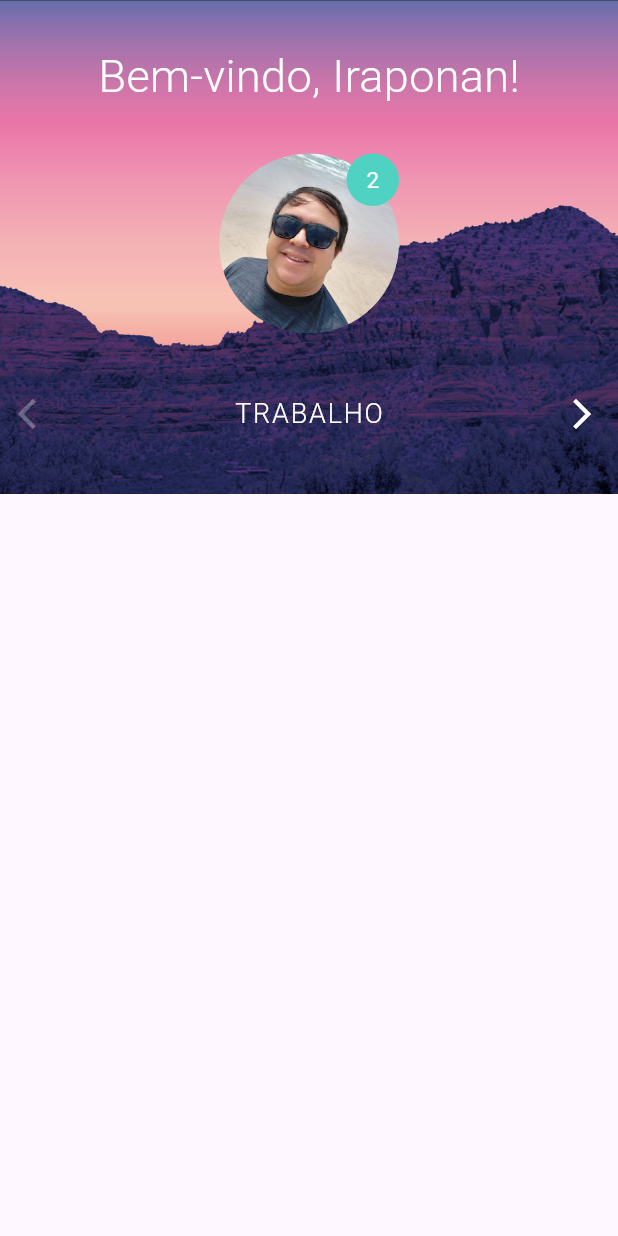
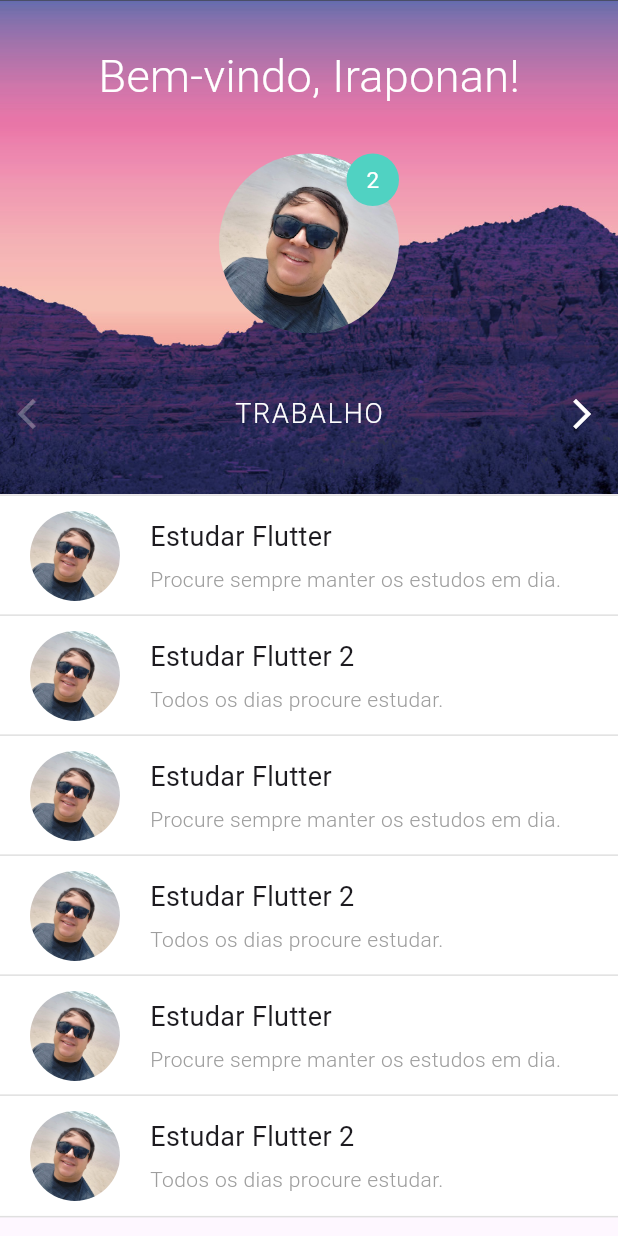
Before and after one commit to iraponan/login_animated, a Flutter app: the screen it shows after launch, on a phone screen of 412 x 824 dp. Run offline on Flutter 3.47's test engine with Material 3 defaults, Android fonts, the light colour scheme and no system bars.

Commit message:
Criando a lista animada.

```diff
--- /dev/null
+++ b/lib/pages/home/widgets/animated_list_view.dart
@@ -0,0 +1,54 @@
+import 'package:flutter/material.dart';
+import 'package:login_animated/generated/assets.dart';
+import 'package:login_animated/pages/home/widgets/list_data.dart';
+
+class AnimatedListView extends StatelessWidget {
+  final Animation<EdgeInsets> listSlidePosition;
+
+  const AnimatedListView({super.key, required this.listSlidePosition});
+
+  @override
+  Widget build(BuildContext context) {
+    return Stack(
+      alignment: Alignment.bottomCenter,
+      children: [
+        ListData(
+          title: 'Estudar Flutter',
+          subtitle: 'Procure sempre manter os estudos em dia.',
+          image: const AssetImage(Assets.imagesPerfil),
+          margin: listSlidePosition.value * 5,
+        ),
+        ListData(
+          title: 'Estudar Flutter 2',
+          subtitle: 'Todos os dias procure estudar.',
+          image: const AssetImage(Assets.imagesPerfil),
+          margin: listSlidePosition.value * 4,
+        ),
+        ListData(
+          title: 'Estudar Flutter',
+          subtitle: 'Procure sempre manter os estudos em dia.',
+          image: const AssetImage(Assets.imagesPerfil),
+          margin: listSlidePosition.value * 3,
+        ),
+        ListData(
+          title: 'Estudar Flutter 2',
+          subtitle: 'Todos os dias procure estudar.',
+          image: const AssetImage(Assets.imagesPerfil),
+          margin: listSlidePosition.value * 2,
+        ),
+        ListData(
+          title: 'Estudar Flutter',
+          subtitle: 'Procure sempre manter os estudos em dia.',
+          image: const AssetImage(Assets.imagesPerfil),
+          margin: listSlidePosition.value * 1,
+        ),
+        ListData(
+          title: 'Estudar Flutter 2',
+          subtitle: 'Todos os dias procure estudar.',
+          image: const AssetImage(Assets.imagesPerfil),
+          margin: listSlidePosition.value * 0,
+        ),
+      ],
+    );
+  }
+}
--- /dev/null
+++ b/lib/pages/home/widgets/list_data.dart
@@ -0,0 +1,71 @@
+import 'package:flutter/material.dart';
+
+class ListData extends StatelessWidget {
+  final String title;
+  final String subtitle;
+  final ImageProvider image;
+  final EdgeInsets margin;
+
+  const ListData(
+      {super.key,
+      required this.title,
+      required this.subtitle,
+      required this.image,
+      required this.margin});
+
+  @override
+  Widget build(BuildContext context) {
+    return Container(
+      margin: margin,
+      decoration: BoxDecoration(
+        color: Colors.white,
+        border: Border(
+          top: BorderSide(
+            color: Colors.grey[300]!,
+            width: 1.0,
+          ),
+          bottom: BorderSide(
+            color: Colors.grey[300]!,
+            width: 1.0,
+          ),
+        ),
+      ),
+      child: Row(
+        children: [
+          Container(
+            margin: const EdgeInsets.only(top: 10, bottom: 10, left: 20, right: 20),
+            width: 60,
+            height: 60,
+            decoration: BoxDecoration(
+              shape: BoxShape.circle,
+              image: DecorationImage(image: image),
+            ),
+          ),
+          Column(
+            crossAxisAlignment: CrossAxisAlignment.start,
+            children: [
+              Text(
+                title,
+                style: const TextStyle(
+                  fontSize: 18,
+                  fontWeight: FontWeight.w400,
+                ),
+              ),
+              const SizedBox(
+                height: 5,
+              ),
+              Text(
+                subtitle,
+                style: const TextStyle(
+                  fontSize: 14,
+                  fontWeight: FontWeight.w300,
+                  color: Colors.grey,
+                ),
+              ),
+            ],
+          ),
+        ],
+      ),
+    );
+  }
+}
--- a/lib/pages/home/widgets/stagger_animation.dart
+++ b/lib/pages/home/widgets/stagger_animation.dart
@@ -1,4 +1,5 @@
 import 'package:flutter/material.dart';
+import 'package:login_animated/pages/home/widgets/animated_list_view.dart';
 import 'package:login_animated/pages/home/widgets/home_top.dart';
 
 class StaggerAnimation extends StatelessWidget {
@@ -8,18 +9,30 @@ class StaggerAnimation extends StatelessWidget {
       : containerGrow = CurvedAnimation(
           parent: controller,
           curve: Curves.ease,
+        ),
+        listSlidePosition = EdgeInsetsTween(
+          begin: const EdgeInsets.only(bottom: 0),
+          end: const EdgeInsets.only(bottom: 80),
+        ).animate(
+          CurvedAnimation(
+            parent: controller,
+            curve: const Interval(
+              0.325,
+              0.8,
+              curve: Curves.ease,
+            ),
+          ),
         );
 
   final Animation<double> containerGrow;
+  final Animation<EdgeInsets> listSlidePosition;
 
   @override
   Widget build(BuildContext context) {
     return Scaffold(
-      body: Container(
-        child: AnimatedBuilder(
-          animation: controller,
-          builder: _buildAnimation,
-        ),
+      body: AnimatedBuilder(
+        animation: controller,
+        builder: _buildAnimation,
       ),
     );
   }
@@ -31,6 +44,9 @@ class StaggerAnimation extends StatelessWidget {
         HomeTop(
           containerGrow: containerGrow,
         ),
+        AnimatedListView(
+          listSlidePosition: listSlidePosition,
+        ),
       ],
     );
   }
```
